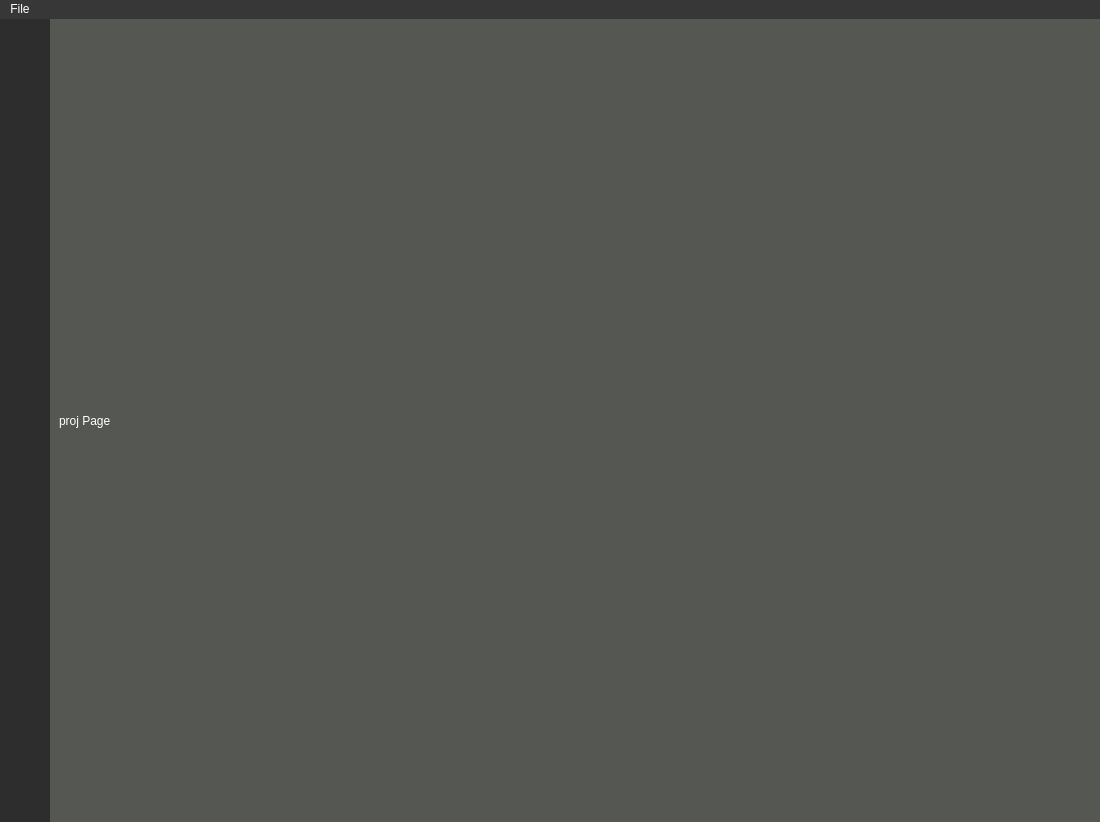
Before: the Qt Designer form yoloAnt.ui in Lachie1011/YoloAnt, drawn with Qt 5.
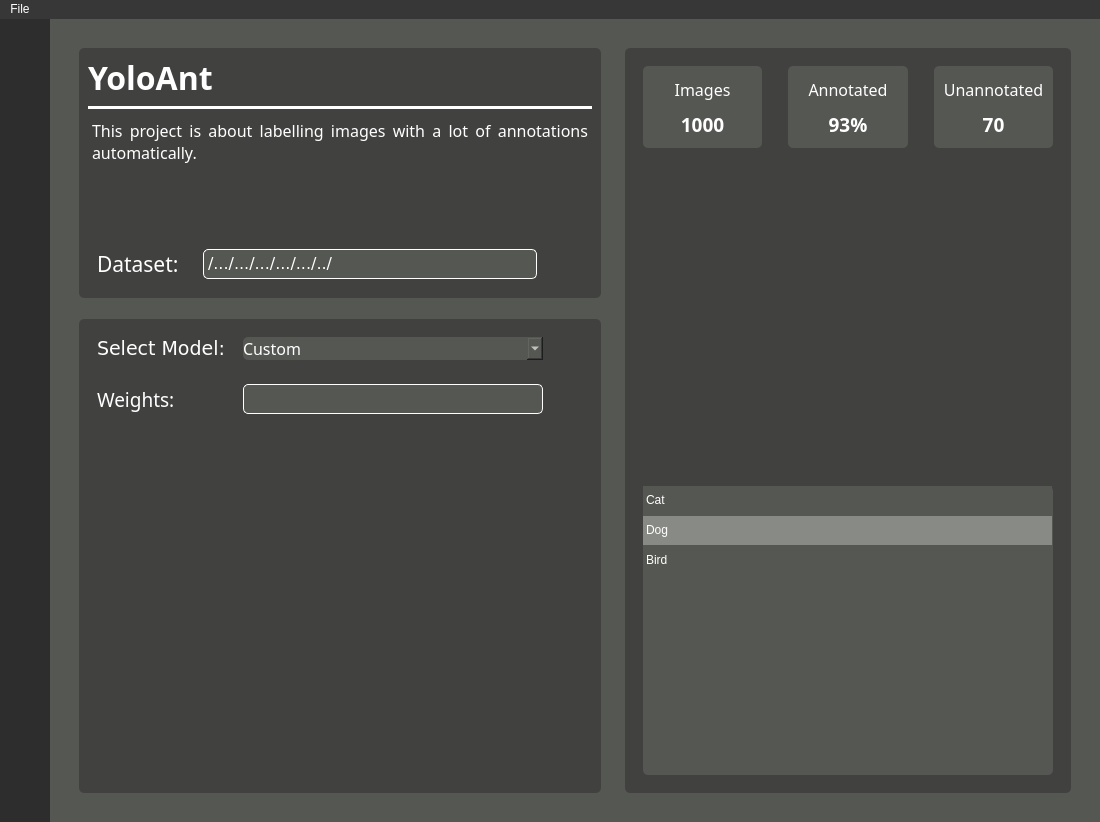
After: the same form once the commit is applied. The open tabs and pages were chosen to show the change. Icons and pictures are not drawn.

Commit message: Updated project page layout

```diff
--- a/yoloAnt.ui
+++ b/yoloAnt.ui
@@ -1289,11 +1289,935 @@
          </widget>
          <widget class="QWidget" name="projectPage">
           <layout class="QHBoxLayout" name="horizontalLayout_4">
+           <property name="leftMargin">
+            <number>20</number>
+           </property>
+           <property name="rightMargin">
+            <number>20</number>
+           </property>
            <item>
-            <widget class="QLabel" name="label_2">
-             <property name="text">
-              <string>proj Page</string>
+            <widget class="QFrame" name="descriptionMLFrame">
+             <property name="frameShape">
+              <enum>QFrame::StyledPanel</enum>
              </property>
+             <property name="frameShadow">
+              <enum>QFrame::Raised</enum>
+             </property>
+             <layout class="QVBoxLayout" name="verticalLayout_15">
+              <property name="topMargin">
+               <number>20</number>
+              </property>
+              <property name="bottomMargin">
+               <number>20</number>
+              </property>
+              <item>
+               <widget class="QFrame" name="descriptionFrame">
+                <property name="sizePolicy">
+                 <sizepolicy hsizetype="Preferred" vsizetype="Fixed">
+                  <horstretch>0</horstretch>
+                  <verstretch>0</verstretch>
+                 </sizepolicy>
+                </property>
+                <property name="minimumSize">
+                 <size>
+                  <width>0</width>
+                  <height>200</height>
+                 </size>
+                </property>
+                <property name="maximumSize">
+                 <size>
+                  <width>16777215</width>
+                  <height>250</height>
+                 </size>
+                </property>
+                <property name="styleSheet">
+                 <string notr="true">background-color: rgb(65, 66, 64);
+border-radius: 5px;</string>
+                </property>
+                <property name="frameShape">
+                 <enum>QFrame::StyledPanel</enum>
+                </property>
+                <property name="frameShadow">
+                 <enum>QFrame::Raised</enum>
+                </property>
+                <layout class="QVBoxLayout" name="verticalLayout_17">
+                 <item>
+                  <widget class="QLabel" name="projectNameLbl">
+                   <property name="sizePolicy">
+                    <sizepolicy hsizetype="Preferred" vsizetype="Fixed">
+                     <horstretch>0</horstretch>
+                     <verstretch>0</verstretch>
+                    </sizepolicy>
+                   </property>
+                   <property name="minimumSize">
+                    <size>
+                     <width>0</width>
+                     <height>40</height>
+                    </size>
+                   </property>
+                   <property name="maximumSize">
+                    <size>
+                     <width>16777215</width>
+                     <height>16777215</height>
+                    </size>
+                   </property>
+                   <property name="font">
+                    <font>
+                     <family>Sans</family>
+                     <pointsize>24</pointsize>
+                     <weight>75</weight>
+                     <bold>true</bold>
+                    </font>
+                   </property>
+                   <property name="styleSheet">
+                    <string notr="true">font-weight: bold;</string>
+                   </property>
+                   <property name="text">
+                    <string>YoloAnt</string>
+                   </property>
+                   <property name="textFormat">
+                    <enum>Qt::PlainText</enum>
+                   </property>
+                   <property name="alignment">
+                    <set>Qt::AlignBottom|Qt::AlignLeading|Qt::AlignLeft</set>
+                   </property>
+                  </widget>
+                 </item>
+                 <item>
+                  <widget class="Line" name="line_3">
+                   <property name="minimumSize">
+                    <size>
+                     <width>0</width>
+                     <height>0</height>
+                    </size>
+                   </property>
+                   <property name="styleSheet">
+                    <string notr="true">background-color: rgb(255, 255, 255);</string>
+                   </property>
+                   <property name="orientation">
+                    <enum>Qt::Horizontal</enum>
+                   </property>
+                  </widget>
+                 </item>
+                 <item>
+                  <widget class="QTextEdit" name="projectDescriptionLbl">
+                   <property name="sizePolicy">
+                    <sizepolicy hsizetype="Preferred" vsizetype="Preferred">
+                     <horstretch>0</horstretch>
+                     <verstretch>0</verstretch>
+                    </sizepolicy>
+                   </property>
+                   <property name="maximumSize">
+                    <size>
+                     <width>16777215</width>
+                     <height>120</height>
+                    </size>
+                   </property>
+                   <property name="font">
+                    <font>
+                     <family>Sans</family>
+                     <pointsize>12</pointsize>
+                    </font>
+                   </property>
+                   <property name="readOnly">
+                    <bool>true</bool>
+                   </property>
+                   <property name="html">
+                    <string>&lt;!DOCTYPE HTML PUBLIC &quot;-//W3C//DTD HTML 4.0//EN&quot; &quot;http://www.w3.org/TR/REC-html40/strict.dtd&quot;&gt;
+&lt;html&gt;&lt;head&gt;&lt;meta name=&quot;qrichtext&quot; content=&quot;1&quot; /&gt;&lt;style type=&quot;text/css&quot;&gt;
+p, li { white-space: pre-wrap; }
+&lt;/style&gt;&lt;/head&gt;&lt;body style=&quot; font-family:'Sans'; font-size:12pt; font-weight:400; font-style:normal;&quot;&gt;
+&lt;p align=&quot;justify&quot; style=&quot; margin-top:0px; margin-bottom:0px; margin-left:0px; margin-right:0px; -qt-block-indent:0; text-indent:0px;&quot;&gt;&lt;span style=&quot; font-family:'Ubuntu';&quot;&gt;This project is about labelling images with a lot of annotations automatically.&lt;/span&gt;&lt;/p&gt;&lt;/body&gt;&lt;/html&gt;</string>
+                   </property>
+                  </widget>
+                 </item>
+                 <item>
+                  <widget class="QFrame" name="datasetPathFrame">
+                   <property name="sizePolicy">
+                    <sizepolicy hsizetype="Preferred" vsizetype="Preferred">
+                     <horstretch>0</horstretch>
+                     <verstretch>0</verstretch>
+                    </sizepolicy>
+                   </property>
+                   <property name="minimumSize">
+                    <size>
+                     <width>0</width>
+                     <height>50</height>
+                    </size>
+                   </property>
+                   <property name="frameShape">
+                    <enum>QFrame::StyledPanel</enum>
+                   </property>
+                   <property name="frameShadow">
+                    <enum>QFrame::Raised</enum>
+                   </property>
+                   <layout class="QHBoxLayout" name="horizontalLayout_7">
+                    <item>
+                     <widget class="QLabel" name="datasetLbl">
+                      <property name="sizePolicy">
+                       <sizepolicy hsizetype="Fixed" vsizetype="Preferred">
+                        <horstretch>0</horstretch>
+                        <verstretch>0</verstretch>
+                       </sizepolicy>
+                      </property>
+                      <property name="minimumSize">
+                       <size>
+                        <width>100</width>
+                        <height>0</height>
+                       </size>
+                      </property>
+                      <property name="font">
+                       <font>
+                        <family>Sans</family>
+                        <pointsize>16</pointsize>
+                       </font>
+                      </property>
+                      <property name="text">
+                       <string>Dataset:</string>
+                      </property>
+                     </widget>
+                    </item>
+                    <item>
+                     <widget class="QTextEdit" name="datasetPathTxt">
+                      <property name="sizePolicy">
+                       <sizepolicy hsizetype="Preferred" vsizetype="Preferred">
+                        <horstretch>0</horstretch>
+                        <verstretch>0</verstretch>
+                       </sizepolicy>
+                      </property>
+                      <property name="minimumSize">
+                       <size>
+                        <width>0</width>
+                        <height>0</height>
+                       </size>
+                      </property>
+                      <property name="maximumSize">
+                       <size>
+                        <width>16777215</width>
+                        <height>30</height>
+                       </size>
+                      </property>
+                      <property name="font">
+                       <font>
+                        <family>DejaVu Sans</family>
+                        <pointsize>12</pointsize>
+                       </font>
+                      </property>
+                      <property name="cursor" stdset="0">
+                       <cursorShape>ArrowCursor</cursorShape>
+                      </property>
+                      <property name="styleSheet">
+                       <string notr="true">background-color: rgb(85, 87, 83);
+border: 1px solid white;
+border-radius: 5px;
+</string>
+                      </property>
+                      <property name="lineWrapMode">
+                       <enum>QTextEdit::NoWrap</enum>
+                      </property>
+                      <property name="readOnly">
+                       <bool>true</bool>
+                      </property>
+                      <property name="html">
+                       <string>&lt;!DOCTYPE HTML PUBLIC &quot;-//W3C//DTD HTML 4.0//EN&quot; &quot;http://www.w3.org/TR/REC-html40/strict.dtd&quot;&gt;
+&lt;html&gt;&lt;head&gt;&lt;meta name=&quot;qrichtext&quot; content=&quot;1&quot; /&gt;&lt;style type=&quot;text/css&quot;&gt;
+p, li { white-space: pre-wrap; }
+&lt;/style&gt;&lt;/head&gt;&lt;body style=&quot; font-family:'DejaVu Sans'; font-size:12pt; font-weight:400; font-style:normal;&quot;&gt;
+&lt;p align=&quot;justify&quot; style=&quot; margin-top:0px; margin-bottom:0px; margin-left:0px; margin-right:0px; -qt-block-indent:0; text-indent:0px;&quot;&gt;&lt;span style=&quot; font-family:'Ubuntu';&quot;&gt;/.../.../.../.../.../../&lt;/span&gt;&lt;/p&gt;&lt;/body&gt;&lt;/html&gt;</string>
+                      </property>
+                     </widget>
+                    </item>
+                    <item>
+                     <widget class="QPushButton" name="datasetPathBtn">
+                      <property name="minimumSize">
+                       <size>
+                        <width>0</width>
+                        <height>0</height>
+                       </size>
+                      </property>
+                      <property name="maximumSize">
+                       <size>
+                        <width>40</width>
+                        <height>16777215</height>
+                       </size>
+                      </property>
+                      <property name="text">
+                       <string/>
+                      </property>
+                      <property name="icon">
+                       <iconset>
+                        <normaloff>icons/icons8-folder-25.png</normaloff>icons/icons8-folder-25.png</iconset>
+                      </property>
+                      <property name="iconSize">
+                       <size>
+                        <width>25</width>
+                        <height>25</height>
+                       </size>
+                      </property>
+                     </widget>
+                    </item>
+                   </layout>
+                  </widget>
+                 </item>
+                </layout>
+               </widget>
+              </item>
+              <item>
+               <spacer name="verticalSpacer_10">
+                <property name="orientation">
+                 <enum>Qt::Vertical</enum>
+                </property>
+                <property name="sizeType">
+                 <enum>QSizePolicy::Fixed</enum>
+                </property>
+                <property name="sizeHint" stdset="0">
+                 <size>
+                  <width>20</width>
+                  <height>15</height>
+                 </size>
+                </property>
+               </spacer>
+              </item>
+              <item>
+               <widget class="QFrame" name="mlInfoFrame">
+                <property name="minimumSize">
+                 <size>
+                  <width>0</width>
+                  <height>0</height>
+                 </size>
+                </property>
+                <property name="styleSheet">
+                 <string notr="true">background-color: rgb(65, 66, 64);
+border-radius: 5px;</string>
+                </property>
+                <property name="frameShape">
+                 <enum>QFrame::StyledPanel</enum>
+                </property>
+                <property name="frameShadow">
+                 <enum>QFrame::Raised</enum>
+                </property>
+                <layout class="QVBoxLayout" name="verticalLayout_24">
+                 <item>
+                  <widget class="QFrame" name="frame">
+                   <property name="sizePolicy">
+                    <sizepolicy hsizetype="Fixed" vsizetype="Fixed">
+                     <horstretch>0</horstretch>
+                     <verstretch>0</verstretch>
+                    </sizepolicy>
+                   </property>
+                   <property name="minimumSize">
+                    <size>
+                     <width>0</width>
+                     <height>0</height>
+                    </size>
+                   </property>
+                   <property name="maximumSize">
+                    <size>
+                     <width>16777215</width>
+                     <height>41</height>
+                    </size>
+                   </property>
+                   <property name="frameShape">
+                    <enum>QFrame::StyledPanel</enum>
+                   </property>
+                   <property name="frameShadow">
+                    <enum>QFrame::Raised</enum>
+                   </property>
+                   <layout class="QHBoxLayout" name="horizontalLayout_9">
+                    <item>
+                     <widget class="QLabel" name="label">
+                      <property name="sizePolicy">
+                       <sizepolicy hsizetype="Fixed" vsizetype="Preferred">
+                        <horstretch>0</horstretch>
+                        <verstretch>0</verstretch>
+                       </sizepolicy>
+                      </property>
+                      <property name="minimumSize">
+                       <size>
+                        <width>140</width>
+                        <height>0</height>
+                       </size>
+                      </property>
+                      <property name="font">
+                       <font>
+                        <family>DejaVu Sans</family>
+                        <pointsize>14</pointsize>
+                       </font>
+                      </property>
+                      <property name="text">
+                       <string>Select Model:</string>
+                      </property>
+                     </widget>
+                    </item>
+                    <item>
+                     <widget class="QComboBox" name="comboBox">
+                      <property name="minimumSize">
+                       <size>
+                        <width>300</width>
+                        <height>0</height>
+                       </size>
+                      </property>
+                      <property name="maximumSize">
+                       <size>
+                        <width>400</width>
+                        <height>16777215</height>
+                       </size>
+                      </property>
+                      <property name="font">
+                       <font>
+                        <family>Sans</family>
+                        <pointsize>12</pointsize>
+                       </font>
+                      </property>
+                      <property name="styleSheet">
+                       <string notr="true">background-color: rgb(85, 87, 83);
+
+border-radius: 5px;
+</string>
+                      </property>
+                      <item>
+                       <property name="text">
+                        <string>Custom</string>
+                       </property>
+                      </item>
+                     </widget>
+                    </item>
+                    <item>
+                     <spacer name="horizontalSpacer_11">
+                      <property name="orientation">
+                       <enum>Qt::Horizontal</enum>
+                      </property>
+                      <property name="sizeType">
+                       <enum>QSizePolicy::Preferred</enum>
+                      </property>
+                      <property name="sizeHint" stdset="0">
+                       <size>
+                        <width>40</width>
+                        <height>20</height>
+                       </size>
+                      </property>
+                     </spacer>
+                    </item>
+                   </layout>
+                  </widget>
+                 </item>
+                 <item>
+                  <widget class="QFrame" name="frame_2">
+                   <property name="sizePolicy">
+                    <sizepolicy hsizetype="Fixed" vsizetype="Fixed">
+                     <horstretch>0</horstretch>
+                     <verstretch>0</verstretch>
+                    </sizepolicy>
+                   </property>
+                   <property name="maximumSize">
+                    <size>
+                     <width>16777215</width>
+                     <height>48</height>
+                    </size>
+                   </property>
+                   <property name="frameShape">
+                    <enum>QFrame::StyledPanel</enum>
+                   </property>
+                   <property name="frameShadow">
+                    <enum>QFrame::Raised</enum>
+                   </property>
+                   <layout class="QHBoxLayout" name="horizontalLayout_10">
+                    <item>
+                     <widget class="QLabel" name="label_2">
+                      <property name="sizePolicy">
+                       <sizepolicy hsizetype="Fixed" vsizetype="Preferred">
+                        <horstretch>0</horstretch>
+                        <verstretch>0</verstretch>
+                       </sizepolicy>
+                      </property>
+                      <property name="minimumSize">
+                       <size>
+                        <width>140</width>
+                        <height>0</height>
+                       </size>
+                      </property>
+                      <property name="font">
+                       <font>
+                        <family>Sans</family>
+                        <pointsize>14</pointsize>
+                       </font>
+                      </property>
+                      <property name="text">
+                       <string>Weights: </string>
+                      </property>
+                     </widget>
+                    </item>
+                    <item>
+                     <widget class="QTextEdit" name="textEdit">
+                      <property name="sizePolicy">
+                       <sizepolicy hsizetype="Preferred" vsizetype="Preferred">
+                        <horstretch>0</horstretch>
+                        <verstretch>0</verstretch>
+                       </sizepolicy>
+                      </property>
+                      <property name="minimumSize">
+                       <size>
+                        <width>300</width>
+                        <height>0</height>
+                       </size>
+                      </property>
+                      <property name="maximumSize">
+                       <size>
+                        <width>400</width>
+                        <height>30</height>
+                       </size>
+                      </property>
+                      <property name="styleSheet">
+                       <string notr="true">background-color: rgb(85, 87, 83);
+border: 1px solid white;
+border-radius: 5px;
+</string>
+                      </property>
+                      <property name="lineWrapMode">
+                       <enum>QTextEdit::NoWrap</enum>
+                      </property>
+                      <property name="readOnly">
+                       <bool>true</bool>
+                      </property>
+                     </widget>
+                    </item>
+                    <item>
+                     <spacer name="horizontalSpacer_12">
+                      <property name="orientation">
+                       <enum>Qt::Horizontal</enum>
+                      </property>
+                      <property name="sizeType">
+                       <enum>QSizePolicy::Preferred</enum>
+                      </property>
+                      <property name="sizeHint" stdset="0">
+                       <size>
+                        <width>40</width>
+                        <height>20</height>
+                       </size>
+                      </property>
+                     </spacer>
+                    </item>
+                   </layout>
+                  </widget>
+                 </item>
+                 <item>
+                  <widget class="QFrame" name="frame_3">
+                   <property name="frameShape">
+                    <enum>QFrame::StyledPanel</enum>
+                   </property>
+                   <property name="frameShadow">
+                    <enum>QFrame::Raised</enum>
+                   </property>
+                   <layout class="QHBoxLayout" name="horizontalLayout_11">
+                    <item>
+                     <widget class="QLabel" name="label_5">
+                      <property name="minimumSize">
+                       <size>
+                        <width>480</width>
+                        <height>300</height>
+                       </size>
+                      </property>
+                      <property name="text">
+                       <string/>
+                      </property>
+                      <property name="pixmap">
+                       <pixmap>icons/training-loss-graph.png</pixmap>
+                      </property>
+                     </widget>
+                    </item>
+                   </layout>
+                  </widget>
+                 </item>
+                </layout>
+               </widget>
+              </item>
+             </layout>
+            </widget>
+           </item>
+           <item>
+            <widget class="QFrame" name="healthFrame">
+             <property name="styleSheet">
+              <string notr="true"/>
+             </property>
+             <property name="frameShape">
+              <enum>QFrame::StyledPanel</enum>
+             </property>
+             <property name="frameShadow">
+              <enum>QFrame::Raised</enum>
+             </property>
+             <layout class="QVBoxLayout" name="verticalLayout_16">
+              <property name="topMargin">
+               <number>20</number>
+              </property>
+              <property name="bottomMargin">
+               <number>20</number>
+              </property>
+              <item>
+               <widget class="QFrame" name="healthInfoFrame">
+                <property name="styleSheet">
+                 <string notr="true">background-color: rgb(65, 66, 64);
+border-radius: 5px;</string>
+                </property>
+                <property name="frameShape">
+                 <enum>QFrame::StyledPanel</enum>
+                </property>
+                <property name="frameShadow">
+                 <enum>QFrame::Raised</enum>
+                </property>
+                <layout class="QVBoxLayout" name="verticalLayout_18">
+                 <item>
+                  <widget class="QFrame" name="annotationInfoFrame">
+                   <property name="sizePolicy">
+                    <sizepolicy hsizetype="Preferred" vsizetype="Fixed">
+                     <horstretch>0</horstretch>
+                     <verstretch>0</verstretch>
+                    </sizepolicy>
+                   </property>
+                   <property name="minimumSize">
+                    <size>
+                     <width>0</width>
+                     <height>100</height>
+                    </size>
+                   </property>
+                   <property name="frameShape">
+                    <enum>QFrame::StyledPanel</enum>
+                   </property>
+                   <property name="frameShadow">
+                    <enum>QFrame::Raised</enum>
+                   </property>
+                   <layout class="QHBoxLayout" name="horizontalLayout_8">
+                    <item>
+                     <widget class="QFrame" name="imageCountFrame">
+                      <property name="styleSheet">
+                       <string notr="true">background-color: rgb(85, 87, 83);</string>
+                      </property>
+                      <property name="frameShape">
+                       <enum>QFrame::StyledPanel</enum>
+                      </property>
+                      <property name="frameShadow">
+                       <enum>QFrame::Raised</enum>
+                      </property>
+                      <layout class="QVBoxLayout" name="verticalLayout_20">
+                       <item>
+                        <widget class="QLabel" name="imageCountHeaderLbl">
+                         <property name="font">
+                          <font>
+                           <family>Sans</family>
+                           <pointsize>12</pointsize>
+                          </font>
+                         </property>
+                         <property name="text">
+                          <string>Images</string>
+                         </property>
+                         <property name="alignment">
+                          <set>Qt::AlignCenter</set>
+                         </property>
+                        </widget>
+                       </item>
+                       <item>
+                        <widget class="QLabel" name="imageCountLbl">
+                         <property name="font">
+                          <font>
+                           <family>Sans</family>
+                           <pointsize>14</pointsize>
+                           <weight>75</weight>
+                           <bold>true</bold>
+                          </font>
+                         </property>
+                         <property name="styleSheet">
+                          <string notr="true">font-weight: bold;</string>
+                         </property>
+                         <property name="text">
+                          <string>1000</string>
+                         </property>
+                         <property name="alignment">
+                          <set>Qt::AlignCenter</set>
+                         </property>
+                        </widget>
+                       </item>
+                      </layout>
+                     </widget>
+                    </item>
+                    <item>
+                     <spacer name="horizontalSpacer_4">
+                      <property name="orientation">
+                       <enum>Qt::Horizontal</enum>
+                      </property>
+                      <property name="sizeType">
+                       <enum>QSizePolicy::Fixed</enum>
+                      </property>
+                      <property name="sizeHint" stdset="0">
+                       <size>
+                        <width>20</width>
+                        <height>20</height>
+                       </size>
+                      </property>
+                     </spacer>
+                    </item>
+                    <item>
+                     <widget class="QFrame" name="annotatedCountFrame">
+                      <property name="styleSheet">
+                       <string notr="true">background-color: rgb(85, 87, 83);</string>
+                      </property>
+                      <property name="frameShape">
+                       <enum>QFrame::StyledPanel</enum>
+                      </property>
+                      <property name="frameShadow">
+                       <enum>QFrame::Raised</enum>
+                      </property>
+                      <layout class="QVBoxLayout" name="verticalLayout_21">
+                       <item>
+                        <widget class="QLabel" name="annotatedCountHeaderLbl">
+                         <property name="font">
+                          <font>
+                           <family>Sans</family>
+                           <pointsize>12</pointsize>
+                          </font>
+                         </property>
+                         <property name="text">
+                          <string>Annotated</string>
+                         </property>
+                         <property name="alignment">
+                          <set>Qt::AlignCenter</set>
+                         </property>
+                        </widget>
+                       </item>
+                       <item>
+                        <widget class="QLabel" name="annotatedCountLbl">
+                         <property name="font">
+                          <font>
+                           <family>Sans</family>
+                           <pointsize>14</pointsize>
+                           <weight>75</weight>
+                           <bold>true</bold>
+                          </font>
+                         </property>
+                         <property name="styleSheet">
+                          <string notr="true">font-weight:bold;</string>
+                         </property>
+                         <property name="text">
+                          <string>93%</string>
+                         </property>
+                         <property name="alignment">
+                          <set>Qt::AlignCenter</set>
+                         </property>
+                        </widget>
+                       </item>
+                      </layout>
+                     </widget>
+                    </item>
+                    <item>
+                     <spacer name="horizontalSpacer_5">
+                      <property name="orientation">
+                       <enum>Qt::Horizontal</enum>
+                      </property>
+                      <property name="sizeType">
+                       <enum>QSizePolicy::Fixed</enum>
+                      </property>
+                      <property name="sizeHint" stdset="0">
+                       <size>
+                        <width>20</width>
+                        <height>20</height>
+                       </size>
+                      </property>
+                     </spacer>
+                    </item>
+                    <item>
+                     <widget class="QFrame" name="unannotatedCountFrame">
+                      <property name="styleSheet">
+                       <string notr="true">background-color: rgb(85, 87, 83);</string>
+                      </property>
+                      <property name="frameShape">
+                       <enum>QFrame::StyledPanel</enum>
+                      </property>
+                      <property name="frameShadow">
+                       <enum>QFrame::Raised</enum>
+                      </property>
+                      <layout class="QVBoxLayout" name="verticalLayout_22">
+                       <item>
+                        <widget class="QLabel" name="unannotatedCountHeaderLbl">
+                         <property name="font">
+                          <font>
+                           <family>Sans</family>
+                           <pointsize>12</pointsize>
+                          </font>
+                         </property>
+                         <property name="text">
+                          <string>Unannotated</string>
+                         </property>
+                         <property name="alignment">
+                          <set>Qt::AlignCenter</set>
+                         </property>
+                        </widget>
+                       </item>
+                       <item>
+                        <widget class="QLabel" name="unannotatedCountLbl">
+                         <property name="font">
+                          <font>
+                           <family>Sans</family>
+                           <pointsize>14</pointsize>
+                           <weight>75</weight>
+                           <bold>true</bold>
+                          </font>
+                         </property>
+                         <property name="styleSheet">
+                          <string notr="true">font-weight:bold;</string>
+                         </property>
+                         <property name="text">
+                          <string>70</string>
+                         </property>
+                         <property name="alignment">
+                          <set>Qt::AlignCenter</set>
+                         </property>
+                        </widget>
+                       </item>
+                      </layout>
+                     </widget>
+                    </item>
+                   </layout>
+                  </widget>
+                 </item>
+                 <item>
+                  <widget class="QFrame" name="classBalanceFrame">
+                   <property name="frameShape">
+                    <enum>QFrame::StyledPanel</enum>
+                   </property>
+                   <property name="frameShadow">
+                    <enum>QFrame::Raised</enum>
+                   </property>
+                   <layout class="QVBoxLayout" name="verticalLayout_19">
+                    <item>
+                     <widget class="QLabel" name="classBalanceExampleLbl">
+                      <property name="text">
+                       <string/>
+                      </property>
+                      <property name="pixmap">
+                       <pixmap>icons/class_balance_example.png</pixmap>
+                      </property>
+                      <property name="alignment">
+                       <set>Qt::AlignCenter</set>
+                      </property>
+                     </widget>
+                    </item>
+                   </layout>
+                  </widget>
+                 </item>
+                 <item>
+                  <widget class="QFrame" name="classesFrame">
+                   <property name="styleSheet">
+                    <string notr="true">
+</string>
+                   </property>
+                   <property name="frameShape">
+                    <enum>QFrame::StyledPanel</enum>
+                   </property>
+                   <property name="frameShadow">
+                    <enum>QFrame::Raised</enum>
+                   </property>
+                   <layout class="QVBoxLayout" name="verticalLayout_23">
+                    <item>
+                     <widget class="QTableWidget" name="classesTable">
+                      <property name="sizePolicy">
+                       <sizepolicy hsizetype="Preferred" vsizetype="Preferred">
+                        <horstretch>0</horstretch>
+                        <verstretch>0</verstretch>
+                       </sizepolicy>
+                      </property>
+                      <property name="styleSheet">
+                       <string notr="true">background-color: rgb(85, 87, 83);
+border-radius: 5px;</string>
+                      </property>
+                      <property name="sizeAdjustPolicy">
+                       <enum>QAbstractScrollArea::AdjustIgnored</enum>
+                      </property>
+                      <property name="gridStyle">
+                       <enum>Qt::NoPen</enum>
+                      </property>
+                      <property name="columnCount">
+                       <number>1</number>
+                      </property>
+                      <attribute name="horizontalHeaderVisible">
+                       <bool>false</bool>
+                      </attribute>
+                      <attribute name="horizontalHeaderCascadingSectionResizes">
+                       <bool>false</bool>
+                      </attribute>
+                      <attribute name="horizontalHeaderStretchLastSection">
+                       <bool>true</bool>
+                      </attribute>
+                      <attribute name="verticalHeaderVisible">
+                       <bool>false</bool>
+                      </attribute>
+                      <row>
+                       <property name="text">
+                        <string>Row 1</string>
+                       </property>
+                      </row>
+                      <row>
+                       <property name="text">
+                        <string>Row 2</string>
+                       </property>
+                      </row>
+                      <row>
+                       <property name="text">
+                        <string>Row 3</string>
+                       </property>
+                      </row>
+                      <column/>
+                      <item row="0" column="0">
+                       <property name="text">
+                        <string>Cat</string>
+                       </property>
+                       <property name="textAlignment">
+                        <set>AlignLeading|AlignVCenter</set>
+                       </property>
+                       <property name="background">
+                        <brush brushstyle="SolidPattern">
+                         <color alpha="255">
+                          <red>85</red>
+                          <green>87</green>
+                          <blue>83</blue>
+                         </color>
+                        </brush>
+                       </property>
+                      </item>
+                      <item row="1" column="0">
+                       <property name="text">
+                        <string>Dog</string>
+                       </property>
+                       <property name="background">
+                        <brush brushstyle="SolidPattern">
+                         <color alpha="255">
+                          <red>136</red>
+                          <green>138</green>
+                          <blue>133</blue>
+                         </color>
+                        </brush>
+                       </property>
+                      </item>
+                      <item row="2" column="0">
+                       <property name="text">
+                        <string>Bird</string>
+                       </property>
+                       <property name="background">
+                        <brush brushstyle="SolidPattern">
+                         <color alpha="255">
+                          <red>85</red>
+                          <green>87</green>
+                          <blue>83</blue>
+                         </color>
+                        </brush>
+                       </property>
+                      </item>
+                     </widget>
+                    </item>
+                   </layout>
+                  </widget>
+                 </item>
+                </layout>
+               </widget>
+              </item>
+             </layout>
             </widget>
            </item>
           </layout>
```
Left out of the diff: 2 changed lines with no effect on the pictures. The commit also changes 4 other files.
